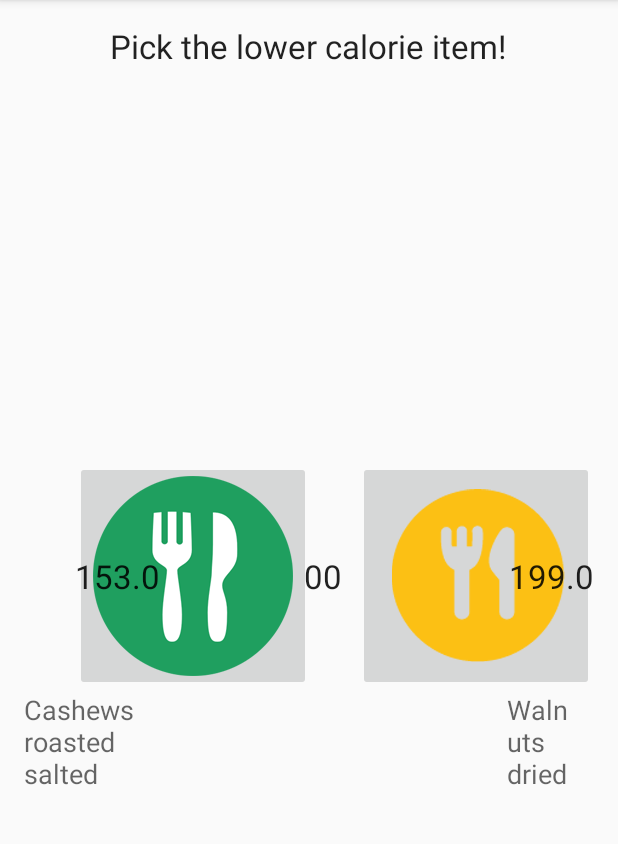
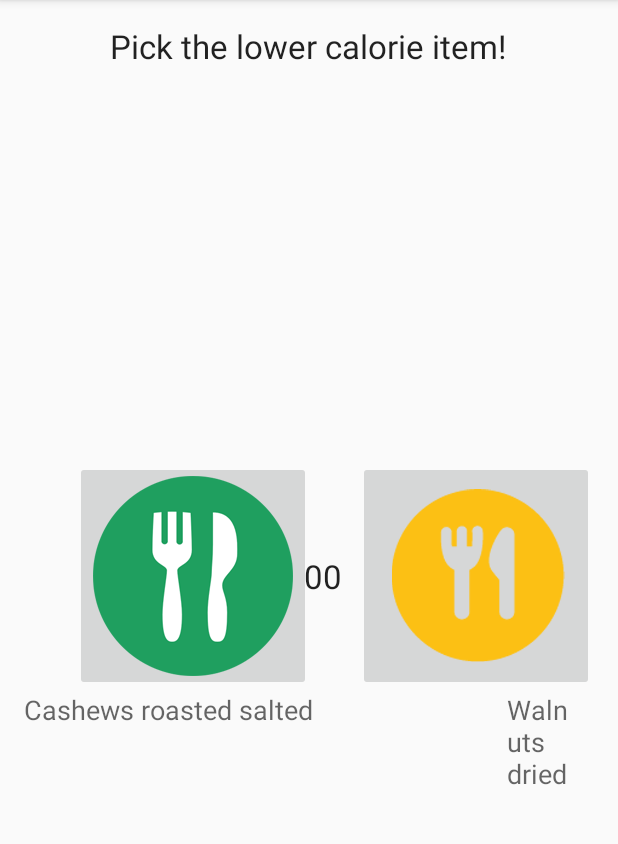
Before and after one commit to vinnychan/thefoodisright, an Android app: the screen it shows after launch (MainActivity), after a tap on an icon or button, on a phone screen of 412 x 824 dp, the part 84-928 px from its top. Run offline under Robolectric (Android 15) with nearby library versions, the phone set to English and light mode, and no system bars; 1 other tap on this screen came first.

Commit message:
Added the pause

```diff
--- a/app/src/main/java/me/vinnychan/thefoodisright/MainActivity.java
+++ b/app/src/main/java/me/vinnychan/thefoodisright/MainActivity.java
@@ -13,6 +13,8 @@ import android.widget.Toast;
 import java.io.InputStream;
 import java.util.List;
 import java.util.Random;
+import java.util.Timer;
+import java.util.TimerTask;
 
 public class MainActivity extends ActionBarActivity {
 
@@ -45,11 +47,10 @@ public class MainActivity extends ActionBarActivity {
         foodButton1 = (ImageButton) findViewById(R.id.foodButton1);
         foodButton2 = (ImageButton) findViewById(R.id.foodButton2);
         foodText1 = (TextView) findViewById(R.id.foodText1);
-        foodText2  = (TextView) findViewById(R.id.foodText2);
+        foodText2 = (TextView) findViewById(R.id.foodText2);
         scoreText = (TextView) findViewById(R.id.scoreText);
         calorieText1 = (TextView) findViewById(R.id.calorieText1);
         calorieText2 = (TextView) findViewById(R.id.calorieText2);
-
 
 
         inputStream = getResources().openRawResource(R.raw.legumes);
@@ -60,21 +61,16 @@ public class MainActivity extends ActionBarActivity {
 
         foodButton1.setOnClickListener(new View.OnClickListener() {
             public void onClick(View v) {
-               if (legumeList.get(food1).getCalorie() < legumeList.get(food2).getCalorie()) {
+                if (legumeList.get(food1).getCalorie() < legumeList.get(food2).getCalorie()) {
                     score += 100;
                 } else {
                     score -= 100;
-               }
-
-                calorieText1.setText(legumeList.get(food1).getCalorie()+"");
-                calorieText2.setText(legumeList.get(food2).getCalorie()+"");
-//
-//                try {
-//                    wait(2);
-//                } catch (InterruptedException e) {
-//                    e.printStackTrace();
-//                }
-               // resetCalorie();
+                }
+                setCalorie();
+                calorieText1.setVisibility(View.VISIBLE);
+                calorieText2.setVisibility(View.VISIBLE);
+                calorieText1.postDelayed(hide1, 1000);
+                calorieText2.postDelayed(hide2, 1000);
                 updateFood();
             }
         });
@@ -86,24 +82,35 @@ public class MainActivity extends ActionBarActivity {
                 } else {
                     score -= 100;
                 }
-                calorieText1.setText(legumeList.get(food1).getCalorie()+"");
-                calorieText2.setText(legumeList.get(food2).getCalorie()+"");
-//
-//                try {
-//                    wait(2);
-//                } catch (InterruptedException e) {
-//                    e.printStackTrace();
-//                }
-                // resetCalorie();
+                setCalorie();
+                calorieText1.setVisibility(View.VISIBLE);
+                calorieText2.setVisibility(View.VISIBLE);
+                calorieText1.postDelayed(hide1, 1000);
+                calorieText2.postDelayed(hide2, 1000);
                 updateFood();
             }
         });
     }
-//
-//    public void setCalorie(){
-//        calorieText1.setText(legumeList.get(food1).getCalorie()+"");
-//        calorieText2.setText(legumeList.get(food2).getCalorie()+"");
-//    }
+
+    Runnable hide1 = new Runnable() {
+        @Override
+        public void run() {
+            calorieText1.setVisibility(View.GONE);
+        }
+    };
+
+    Runnable hide2 = new Runnable() {
+        @Override
+        public void run() {
+            calorieText2.setVisibility(View.GONE);
+        }
+    };
+
+
+    public void setCalorie(){
+            calorieText1.setText(legumeList.get(food1).getCalorie()+"");
+            calorieText2.setText(legumeList.get(food2).getCalorie()+"");
+    }
 
     public void resetCalorie() {
         calorieText1.setText("");
--- a/app/src/main/res/layout/activity_main.xml
+++ b/app/src/main/res/layout/activity_main.xml
@@ -79,7 +79,6 @@
         android:layout_width="wrap_content"
         android:layout_height="wrap_content"
         android:textAppearance="?android:attr/textAppearanceLarge"
-        android:text="Small Text"
         android:id="@+id/calorieText1"
         android:layout_centerVertical="true"
         android:layout_alignLeft="@+id/foodButton1"
@@ -89,7 +88,6 @@
         android:layout_width="wrap_content"
         android:layout_height="wrap_content"
         android:textAppearance="?android:attr/textAppearanceLarge"
-        android:text="Small Text"
         android:id="@+id/calorieText2"
         android:layout_alignTop="@+id/scoreText"
         android:layout_alignRight="@+id/foodText2"
```
